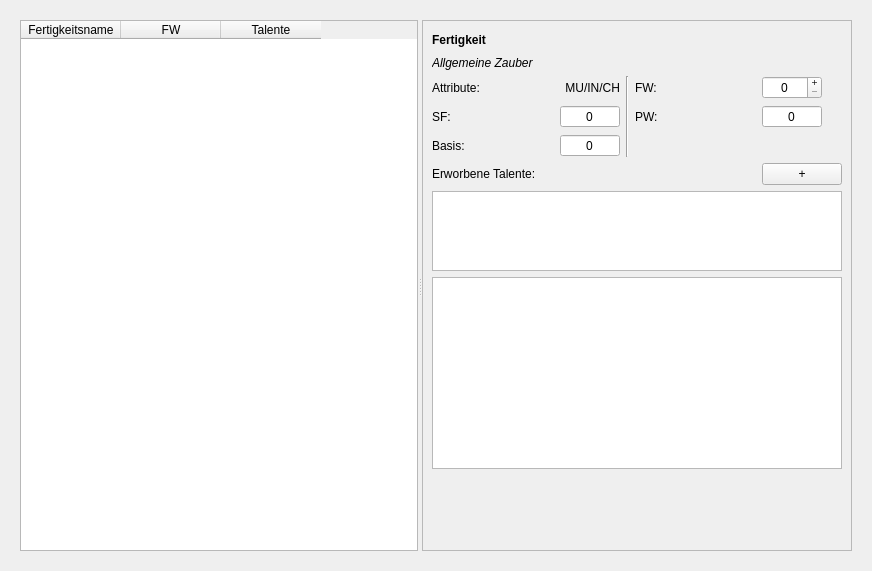
Aeolitus/Sephrasto, file designer/CharakterUebernatuerlich.ui: the form before one commit.
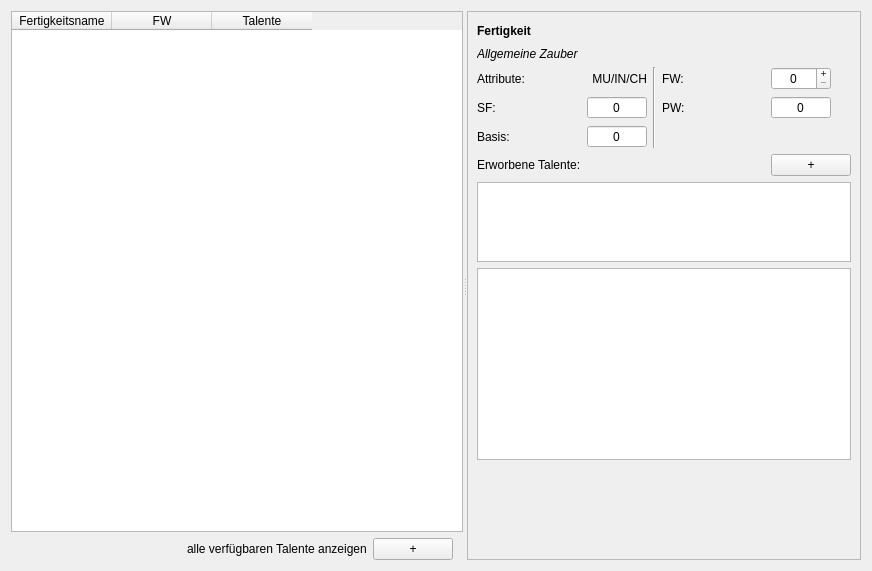
The form after the commit.

Commit message: Übernatürliche Fertigkeiten: add show all talente button

Patch:
```diff
--- a/designer/CharakterUebernatuerlich.ui
+++ b/designer/CharakterUebernatuerlich.ui
@@ -14,23 +14,14 @@
    <string>Form</string>
   </property>
   <layout class="QGridLayout" name="gridLayout">
-   <property name="leftMargin">
-    <number>20</number>
-   </property>
-   <property name="topMargin">
-    <number>20</number>
-   </property>
-   <property name="rightMargin">
-    <number>20</number>
-   </property>
-   <property name="bottomMargin">
-    <number>20</number>
-   </property>
    <item row="0" column="0">
     <widget class="QSplitter" name="splitter">
      <property name="orientation">
       <enum>Qt::Horizontal</enum>
      </property>
+     <widget class="QWidget" name="verticalLayoutWidget">
+      <layout class="QVBoxLayout" name="verticalLayout_2">
+       <item>
      <widget class="QTableWidget" name="tableWidget">
       <property name="sizePolicy">
        <sizepolicy hsizetype="Expanding" vsizetype="Expanding">
@@ -96,6 +87,59 @@
        </property>
       </column>
      </widget>
+       </item>
+       <item>
+        <layout class="QHBoxLayout" name="horizontalLayout">
+         <item>
+          <spacer name="horizontalSpacer">
+           <property name="orientation">
+            <enum>Qt::Horizontal</enum>
+           </property>
+           <property name="sizeHint" stdset="0">
+            <size>
+             <width>40</width>
+             <height>20</height>
+            </size>
+           </property>
+          </spacer>
+         </item>
+         <item>
+          <widget class="QLabel" name="label_2">
+           <property name="text">
+            <string>alle verfügbaren Talente anzeigen</string>
+           </property>
+          </widget>
+         </item>
+         <item>
+          <widget class="QPushButton" name="buttonShowAll">
+           <property name="text">
+            <string>+</string>
+           </property>
+           <property name="class" stdset="0">
+            <string>iconSmall</string>
+           </property>
+          </widget>
+         </item>
+         <item>
+          <spacer name="horizontalSpacer_2">
+           <property name="orientation">
+            <enum>Qt::Horizontal</enum>
+           </property>
+           <property name="sizeType">
+            <enum>QSizePolicy::Fixed</enum>
+           </property>
+           <property name="sizeHint" stdset="0">
+            <size>
+             <width>10</width>
+             <height>20</height>
+            </size>
+           </property>
+          </spacer>
+         </item>
+        </layout>
+       </item>
+      </layout>
+     </widget>
      <widget class="QScrollArea" name="scrollArea">
       <property name="minimumSize">
        <size>
@@ -120,8 +164,8 @@
         <rect>
          <x>0</x>
          <y>0</y>
-         <width>429</width>
-         <height>529</height>
+         <width>437</width>
+         <height>551</height>
         </rect>
        </property>
        <layout class="QGridLayout" name="gridLayout_2">
```
Lines whose indentation alone changed are shown as unchanged. The commit also changes 3 other files.
